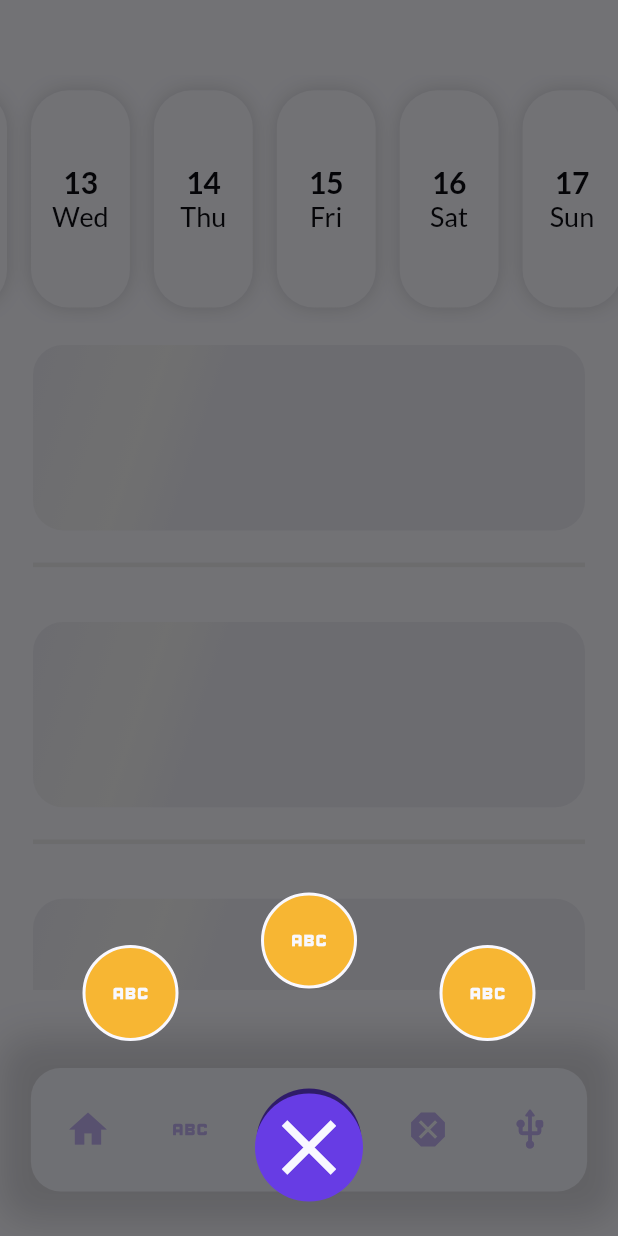
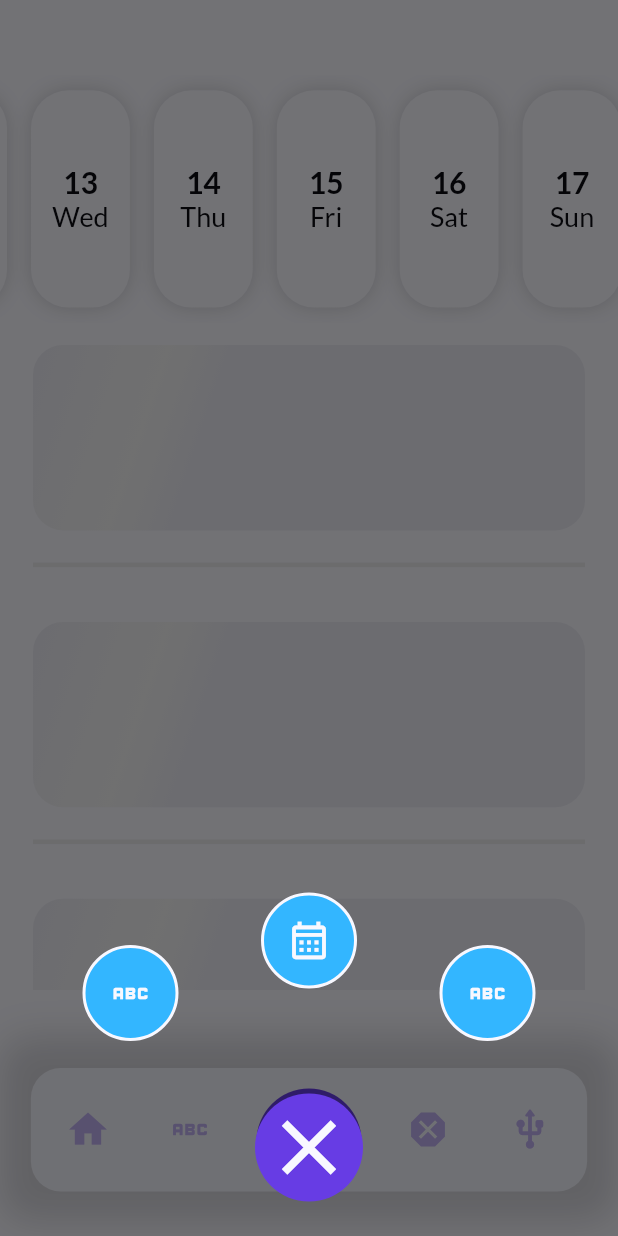
Before and after one commit to guilhermebernava/app, a Flutter app: the screen it shows after launch, scrolled down 423 dp, after a tap on the "add" icon, on a phone screen of 412 x 824 dp. Run offline on Flutter 3.47's test engine with Material 2 defaults, Android fonts, the phone set to English and light mode, and no system bars; our stand-ins replace dartz, flutter_bloc, flutter_modular, google_fonts, syncfusion_flutter_charts.

Commit message:
add new accebilities

```diff
--- a/app/lib/app/app_module.dart
+++ b/app/lib/app/app_module.dart
@@ -1,3 +1,4 @@
+import 'package:app/modules/create_daily_task/create_daily_task_module.dart';
 import 'package:app/modules/home/home_module.dart';
 import 'package:app/modules/splash/domain/use_cases/splash_use_case.dart';
 import 'package:app/modules/splash/presenter/splash_page.dart';
@@ -20,6 +21,11 @@ class AppModule extends Module {
           HomeModule.moduleRoute,
           module: HomeModule(),
           transition: TransitionType.fadeIn,
+        ),
+        ModuleRoute(
+          CreateDailyTaskModule.moduleRoute,
+          module: CreateDailyTaskModule(),
+          transition: TransitionType.fadeIn,
         )
       ];
 }
--- /dev/null
+++ b/app/lib/modules/home/domain/dtos/dialog_home_dto.dart
@@ -0,0 +1,7 @@
+class DialogHomeDto {
+  final String createDailyTaskRoute;
+
+  DialogHomeDto({
+    required this.createDailyTaskRoute,
+  });
+}
--- a/app/lib/modules/home/domain/interfaces/i_bottom_bar_usecase.dart
+++ b/app/lib/modules/home/domain/interfaces/i_bottom_bar_usecase.dart
@@ -1,11 +1,16 @@
 import 'package:app/modules/home/domain/bloc/bottom_bar/bottom_bar_events.dart';
 import 'package:app/modules/home/domain/bloc/bottom_bar/bottom_bar_states.dart';
+import 'package:app/modules/home/domain/dtos/dialog_home_dto.dart';
 import 'package:flutter_bloc/flutter_bloc.dart';
 
 abstract class IBottomBarUsecase {
   final Bloc<BottomBarEvent, BottomBarState> bottomBloc;
+  final DialogHomeDto dialogHomeDto;
 
-  IBottomBarUsecase({required this.bottomBloc});
+  IBottomBarUsecase({
+    required this.bottomBloc,
+    required this.dialogHomeDto,
+  });
 
   void validateSelectedButton(int blocIndex, int index);
 }
--- a/app/lib/modules/home/home_module.dart
+++ b/app/lib/modules/home/home_module.dart
@@ -1,6 +1,8 @@
+import 'package:app/modules/create_daily_task/create_daily_task_module.dart';
 import 'package:app/modules/home/domain/bloc/bottom_bar/bottom_bar_bloc.dart';
 import 'package:app/modules/home/domain/bloc/day_task_bloc/day_task_bloc.dart';
 import 'package:app/modules/home/domain/bloc/tasks/tasks_bloc.dart';
+import 'package:app/modules/home/domain/dtos/dialog_home_dto.dart';
 import 'package:app/modules/home/domain/use_cases/bottom_bar_usecase.dart';
 import 'package:app/modules/home/domain/use_cases/home_use_case.dart';
 import 'package:app/modules/home/infra/repositories/date_repository.dart';
@@ -38,6 +40,9 @@ class HomeModule extends Module {
               taskBloc: Modular.get<TasksBloc>(),
             ),
             bottomBarUsecase: BottomBarUsecase(
+              dialogHomeDto: DialogHomeDto(
+                createDailyTaskRoute: CreateDailyTaskModule.moduleRoute,
+              ),
               bottomBloc: Modular.get<BottomBarBloc>(),
             ),
           ),
--- a/app/lib/modules/home/presenter/widgets/bottom_bar.dart
+++ b/app/lib/modules/home/presenter/widgets/bottom_bar.dart
@@ -87,9 +87,11 @@ class BottomBar extends StatelessWidget {
                 }),
           ),
         ),
-        const Align(
-          alignment: Alignment(0, 0.925),
-          child: BottomBarAddButton(),
+        Align(
+          alignment: const Alignment(0, 0.925),
+          child: BottomBarAddButton(
+            params: bottomBarUsecase.dialogHomeDto,
+          ),
         ),
       ],
     );
--- a/app/lib/modules/home/presenter/widgets/bottom_bar_add_button.dart
+++ b/app/lib/modules/home/presenter/widgets/bottom_bar_add_button.dart
@@ -1,10 +1,17 @@
+import 'package:app/modules/home/domain/dtos/dialog_home_dto.dart';
 import 'package:app/modules/home/presenter/widgets/dialog_widgets/dialog_home_menu.dart';
 import 'package:app/themes/colors/app_colors.dart';
 import 'package:flutter/material.dart';
+import 'package:flutter/services.dart';
 import 'package:flutter_modular/flutter_modular.dart';
 
 class BottomBarAddButton extends StatefulWidget {
-  const BottomBarAddButton({super.key});
+  final DialogHomeDto params;
+
+  const BottomBarAddButton({
+    super.key,
+    required this.params,
+  });
 
   @override
   State<BottomBarAddButton> createState() => _BottomBarAddButtonState();
@@ -33,6 +40,7 @@ class _BottomBarAddButtonState extends State<BottomBarAddButton>
   Widget build(BuildContext context) {
     return GestureDetector(
       onTap: () {
+        HapticFeedback.mediumImpact;
         setState(() {
           icon = Icons.close;
         });
@@ -41,6 +49,7 @@ class _BottomBarAddButtonState extends State<BottomBarAddButton>
           showDialog(
             context: context,
             builder: (_) => DialogHomeMenu(
+              params: widget.params,
               onTap: () {
                 setState(() {
                   icon = Icons.add;
--- a/app/lib/modules/home/presenter/widgets/dialog_widgets/dialog_button.dart
+++ b/app/lib/modules/home/presenter/widgets/dialog_widgets/dialog_button.dart
@@ -1,5 +1,6 @@
 import 'package:app/themes/colors/app_colors.dart';
 import 'package:flutter/material.dart';
+import 'package:flutter/services.dart';
 
 class DialogButton extends StatelessWidget {
   final IconData icon;
@@ -11,7 +12,7 @@ class DialogButton extends StatelessWidget {
     super.key,
     required this.icon,
     required this.onTap,
-    this.backgroundColor = AppColors.orange,
+    this.backgroundColor = AppColors.blue,
     this.padding = const EdgeInsets.only(bottom: 70),
   });
 
@@ -20,7 +21,10 @@ class DialogButton extends StatelessWidget {
     return Padding(
       padding: padding,
       child: GestureDetector(
-        onTap: onTap,
+        onTap: () {
+          HapticFeedback.mediumImpact;
+          onTap();
+        },
         child: Container(
           decoration: BoxDecoration(
             color: backgroundColor,
--- a/app/lib/modules/home/presenter/widgets/dialog_widgets/dialog_home_menu.dart
+++ b/app/lib/modules/home/presenter/widgets/dialog_widgets/dialog_home_menu.dart
@@ -1,12 +1,17 @@
+import 'package:app/modules/home/domain/dtos/dialog_home_dto.dart';
 import 'package:app/modules/home/presenter/widgets/dialog_widgets/dialog_button.dart';
 import 'package:app/modules/home/presenter/widgets/dialog_widgets/dialog_close_button.dart';
 import 'package:flutter/material.dart';
+import 'package:flutter_modular/flutter_modular.dart';
 
 class DialogHomeMenu extends StatelessWidget {
   final VoidCallback onTap;
+  final DialogHomeDto params;
+
   const DialogHomeMenu({
     super.key,
     required this.onTap,
+    required this.params,
   });
 
   @override
@@ -23,8 +28,11 @@ class DialogHomeMenu extends StatelessWidget {
               padding: EdgeInsets.zero,
             ),
             DialogButton(
-              onTap: () {},
-              icon: Icons.abc,
+              onTap: () {
+                Modular.to.pop();
+                Modular.to.navigate(params.createDailyTaskRoute);
+              },
+              icon: Icons.calendar_month_outlined,
             ),
             DialogButton(
               padding: EdgeInsets.zero,
```
Also changed, not shown: app/lib/modules/create_daily_task/create_daily_task_module.dart (added, +17 -0 lines), app/lib/modules/create_daily_task/presenter/create_page.dart (added, +18 -0 lines), app/lib/modules/home/domain/use_cases/bottom_bar_usecase.dart (+7 -1 lines).
